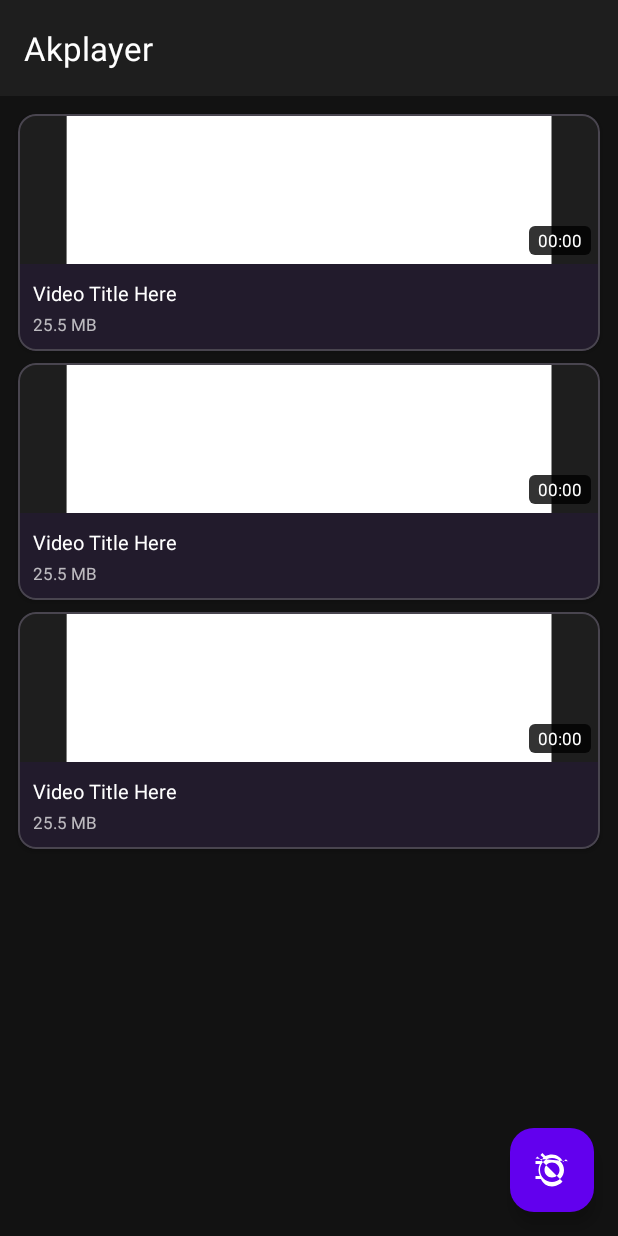
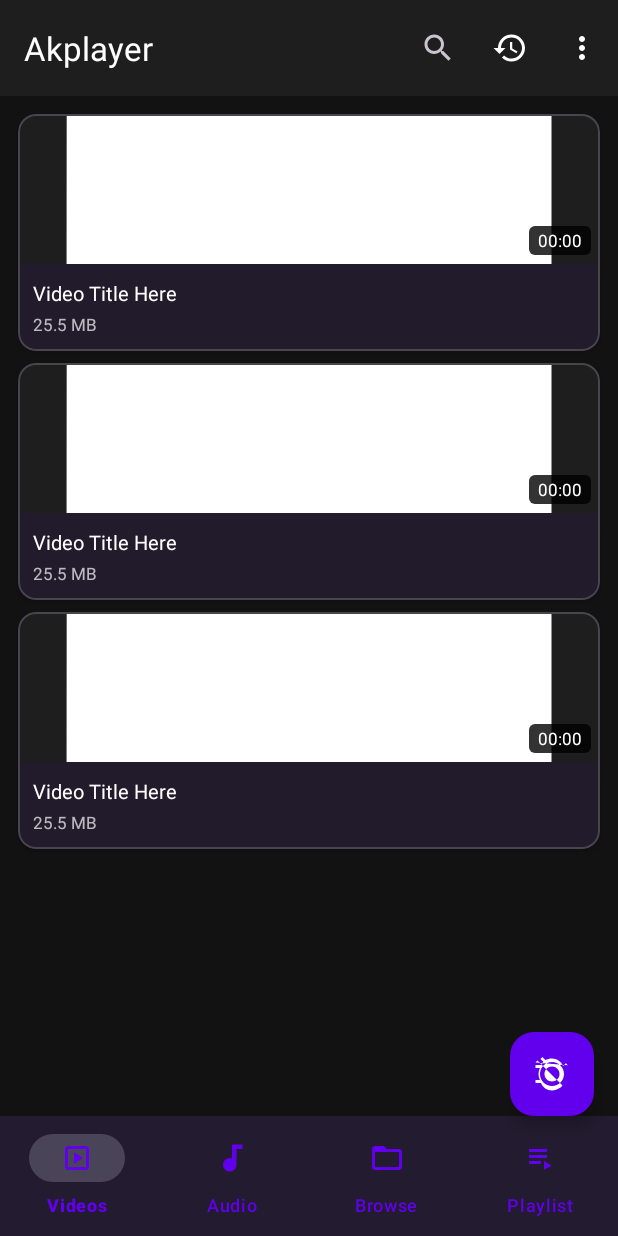
Before and after one commit to widhvans/luck, an Android app: the layout activity_main.xml on its own in the app's theme, with its tools: preview values and no code run, on a phone screen of 412 x 824 dp. Run offline under Robolectric (Android 15) with nearby library versions, the phone set to English and light mode, and no system bars.

```diff
--- /dev/null
+++ b/app/src/main/res/drawable/ic_audio.xml
@@ -0,0 +1,9 @@
+<vector xmlns:android="http://schemas.android.com/apk/res/android"
+    android:width="24dp"
+    android:height="24dp"
+    android:viewportWidth="24"
+    android:viewportHeight="24">
+    <path
+        android:fillColor="#FFFFFF"
+        android:pathData="M12,3v9.28c-0.47,-0.17 -0.97,-0.28 -1.5,-0.28C8.01,12 6,14.01 6,16.5S8.01,21 10.5,21c2.31,0 4.2,-1.75 4.45,-4H15V6h4V3h-7z"/>
+</vector>
--- /dev/null
+++ b/app/src/main/res/drawable/ic_browse.xml
@@ -0,0 +1,9 @@
+<vector xmlns:android="http://schemas.android.com/apk/res/android"
+    android:width="24dp"
+    android:height="24dp"
+    android:viewportWidth="24"
+    android:viewportHeight="24">
+    <path
+        android:fillColor="#FFFFFF"
+        android:pathData="M20,6h-8l-2,-2H4C2.9,4 2.01,4.9 2.01,6L2,18c0,1.1 0.9,2 2,2h16c1.1,0 2,-0.9 2,-2V8C22,6.9 21.1,6 20,6zM20,18L4,18V8h16V18z"/>
+</vector>
--- /dev/null
+++ b/app/src/main/res/drawable/ic_history.xml
@@ -0,0 +1,9 @@
+<vector xmlns:android="http://schemas.android.com/apk/res/android"
+    android:width="24dp"
+    android:height="24dp"
+    android:viewportWidth="24"
+    android:viewportHeight="24">
+    <path
+        android:fillColor="#FFFFFF"
+        android:pathData="M13,3c-4.97,0 -9,4.03 -9,9H1l3.89,3.89 0.07,0.14L9,12H6c0,-3.87 3.13,-7 7,-7s7,3.13 7,7 -3.13,7 -7,7c-1.93,0 -3.68,-0.79 -4.94,-2.06l-1.42,1.42C8.27,19.99 10.51,21 13,21c4.97,0 9,-4.03 9,-9s-4.03,-9 -9,-9zM12,8v5l4.28,2.54 0.72,-1.21 -3.5,-2.08V8H12z"/>
+</vector>
--- /dev/null
+++ b/app/src/main/res/drawable/ic_more_vert.xml
@@ -0,0 +1,9 @@
+<vector xmlns:android="http://schemas.android.com/apk/res/android"
+    android:width="24dp"
+    android:height="24dp"
+    android:viewportWidth="24"
+    android:viewportHeight="24">
+    <path
+        android:fillColor="#FFFFFF"
+        android:pathData="M12,8c1.1,0 2,-0.9 2,-2s-0.9,-2 -2,-2 -2,0.9 -2,2 0.9,2 2,2zM12,10c-1.1,0 -2,0.9 -2,2s0.9,2 2,2 2,-0.9 2,-2 -0.9,-2 -2,-2zM12,16c-1.1,0 -2,0.9 -2,2s0.9,2 2,2 2,-0.9 2,-2 -0.9,-2 -2,-2z"/>
+</vector>
--- /dev/null
+++ b/app/src/main/res/drawable/ic_playlist.xml
@@ -0,0 +1,9 @@
+<vector xmlns:android="http://schemas.android.com/apk/res/android"
+    android:width="24dp"
+    android:height="24dp"
+    android:viewportWidth="24"
+    android:viewportHeight="24">
+    <path
+        android:fillColor="#FFFFFF"
+        android:pathData="M4,10h12v2H4zM4,6h12v2H4zM4,14h8v2H4zM14,14v6l5,-3z"/>
+</vector>
--- /dev/null
+++ b/app/src/main/res/drawable/ic_video.xml
@@ -0,0 +1,9 @@
+<vector xmlns:android="http://schemas.android.com/apk/res/android"
+    android:width="24dp"
+    android:height="24dp"
+    android:viewportWidth="24"
+    android:viewportHeight="24">
+    <path
+        android:fillColor="#FFFFFF"
+        android:pathData="M18,4L6,4c-1.1,0 -2,0.9 -2,2v12c0,1.1 0.9,2 2,2h12c1.1,0 2,-0.9 2,-2L20,6c0,-1.1 -0.9,-2 -2,-2zM18,18L6,18L6,6h12v12zM10,8l6,4 -6,4z"/>
+</vector>
--- a/app/src/main/res/layout/activity_main.xml
+++ b/app/src/main/res/layout/activity_main.xml
@@ -5,13 +5,13 @@
     xmlns:tools="http://schemas.android.com/tools"
     android:layout_width="match_parent"
     android:layout_height="match_parent"
-    android:background="@color/background_dark">
+    android:background="?android:colorBackground">
 
     <com.google.android.material.appbar.AppBarLayout
         android:id="@+id/appBarLayout"
         android:layout_width="match_parent"
         android:layout_height="wrap_content"
-        android:background="@color/surface_dark">
+        android:background="?colorSurface">
 
         <com.google.android.material.appbar.MaterialToolbar
             android:id="@+id/toolbar"
@@ -19,15 +19,22 @@
             android:layout_height="?attr/actionBarSize"
             app:title="@string/app_name"
             app:titleTextColor="@color/white"
-            app:popupTheme="@style/ThemeOverlay.Material3.Dark" />
+            app:popupTheme="@style/ThemeOverlay.Material3.Dark"
+            app:menu="@menu/menu_main" />
 
     </com.google.android.material.appbar.AppBarLayout>
+
+    <LinearLayout
+        android:layout_width="match_parent"
+        android:layout_height="match_parent"
+        android:orientation="vertical"
+        app:layout_behavior="@string/appbar_scrolling_view_behavior">
 
         <FrameLayout
             android:id="@+id/contentLayout"
             android:layout_width="match_parent"
-        android:layout_height="match_parent"
-        app:layout_behavior="@string/appbar_scrolling_view_behavior">
+            android:layout_height="0dp"
+            android:layout_weight="1">
 
             <androidx.swiperefreshlayout.widget.SwipeRefreshLayout
                 android:id="@+id/swipeRefresh"
@@ -59,7 +66,7 @@
                     android:layout_height="100dp"
                     android:src="@drawable/ic_video_placeholder"
                     android:alpha="0.5"
-                app:tint="@color/text_secondary" />
+                    app:tint="?colorOnSurface" />
 
                 <TextView
                     android:id="@+id/emptyText"
@@ -67,7 +74,8 @@
                     android:layout_height="wrap_content"
                     android:layout_marginTop="16dp"
                     android:text="No videos found"
-                android:textColor="@color/text_secondary"
+                    android:textColor="?colorOnSurface"
+                    android:alpha="0.7"
                     android:textSize="16sp" />
 
             </LinearLayout>
@@ -82,6 +90,19 @@
 
         </FrameLayout>
 
+        <!-- Bottom Navigation -->
+        <com.google.android.material.bottomnavigation.BottomNavigationView
+            android:id="@+id/bottomNavigation"
+            android:layout_width="match_parent"
+            android:layout_height="wrap_content"
+            android:background="?colorSurface"
+            app:itemIconTint="?colorPrimary"
+            app:itemTextColor="?colorPrimary"
+            app:labelVisibilityMode="labeled"
+            app:menu="@menu/menu_bottom_nav" />
+
+    </LinearLayout>
+
     <!-- Permission Layout -->
     <LinearLayout
         android:id="@+id/permissionLayout"
@@ -90,20 +111,21 @@
         android:gravity="center"
         android:orientation="vertical"
         android:padding="32dp"
+        android:background="?android:colorBackground"
         android:visibility="gone">
 
         <ImageView
             android:layout_width="120dp"
             android:layout_height="120dp"
             android:src="@drawable/ic_folder"
-            app:tint="@color/purple_500" />
+            app:tint="?colorPrimary" />
 
         <TextView
             android:layout_width="wrap_content"
             android:layout_height="wrap_content"
             android:layout_marginTop="24dp"
             android:text="Storage Permission Required"
-            android:textColor="@color/text_primary"
+            android:textColor="?colorOnSurface"
             android:textSize="20sp"
             android:textStyle="bold" />
 
@@ -112,8 +134,9 @@
             android:layout_height="wrap_content"
             android:layout_marginTop="12dp"
             android:gravity="center"
-            android:text="Pro Video Player needs access to your storage to find and play videos."
-            android:textColor="@color/text_secondary"
+            android:text="@string/permission_message"
+            android:textColor="?colorOnSurface"
+            android:alpha="0.7"
             android:textSize="14sp" />
 
         <com.google.android.material.button.MaterialButton
@@ -133,10 +156,11 @@
         android:layout_width="wrap_content"
         android:layout_height="wrap_content"
         android:layout_gravity="bottom|end"
-        android:layout_margin="16dp"
+        android:layout_marginEnd="16dp"
+        android:layout_marginBottom="80dp"
         android:contentDescription="Network Stream"
         android:src="@drawable/ic_network"
-        app:backgroundTint="@color/purple_500"
+        app:backgroundTint="?colorPrimary"
         app:tint="@color/white" />
 
 </androidx.coordinatorlayout.widget.CoordinatorLayout>
--- /dev/null
+++ b/app/src/main/res/menu/menu_bottom_nav.xml
@@ -0,0 +1,24 @@
+<?xml version="1.0" encoding="utf-8"?>
+<menu xmlns:android="http://schemas.android.com/apk/res/android">
+
+    <item
+        android:id="@+id/nav_videos"
+        android:icon="@drawable/ic_video"
+        android:title="Videos" />
+
+    <item
+        android:id="@+id/nav_audio"
+        android:icon="@drawable/ic_audio"
+        android:title="Audio" />
+
+    <item
+        android:id="@+id/nav_browse"
+        android:icon="@drawable/ic_browse"
+        android:title="Browse" />
+
+    <item
+        android:id="@+id/nav_playlist"
+        android:icon="@drawable/ic_playlist"
+        android:title="Playlist" />
+
+</menu>
--- a/app/src/main/res/menu/menu_main.xml
+++ b/app/src/main/res/menu/menu_main.xml
@@ -6,14 +6,23 @@
         android:id="@+id/action_search"
         android:icon="@drawable/ic_search"
         android:title="Search"
+        app:iconTint="@color/white"
         app:actionViewClass="androidx.appcompat.widget.SearchView"
         app:showAsAction="always" />
 
     <item
-        android:id="@+id/action_sort"
-        android:icon="@drawable/ic_sort"
-        android:title="Sort"
-        app:showAsAction="ifRoom">
+        android:id="@+id/action_history"
+        android:icon="@drawable/ic_history"
+        android:title="History"
+        app:iconTint="@color/white"
+        app:showAsAction="always" />
+
+    <item
+        android:id="@+id/action_more"
+        android:icon="@drawable/ic_more_vert"
+        android:title="More"
+        app:iconTint="@color/white"
+        app:showAsAction="always">
 
         <menu>
             <item
@@ -28,29 +37,16 @@
             <item
                 android:id="@+id/action_sort_duration"
                 android:title="Sort by Duration" />
-        </menu>
-    </item>
-
-    <item
-        android:id="@+id/action_view"
-        android:icon="@drawable/ic_view_grid"
-        android:title="View"
-        app:showAsAction="ifRoom">
-
-        <menu>
             <item
                 android:id="@+id/action_view_grid"
                 android:title="Grid View" />
             <item
                 android:id="@+id/action_view_list"
                 android:title="List View" />
+            <item
+                android:id="@+id/action_settings"
+                android:title="Settings" />
         </menu>
     </item>
 
-    <item
-        android:id="@+id/action_settings"
-        android:icon="@drawable/ic_settings"
-        android:title="Settings"
-        app:showAsAction="never" />
-
 </menu>
```
Also changed, not shown: app/src/main/AndroidManifest.xml (+9 -2 lines), app/src/main/java/com/provideoplayer/MainActivity.kt (+95 -0 lines), app/src/main/java/com/provideoplayer/PlayerActivity.kt (+16 -0 lines), app/src/main/java/com/provideoplayer/SplashActivity.kt (added, +79 -0 lines), app/src/main/res/layout/activity_splash.xml (added, +46 -0 lines). Lines whose indentation alone changed are shown as unchanged.
